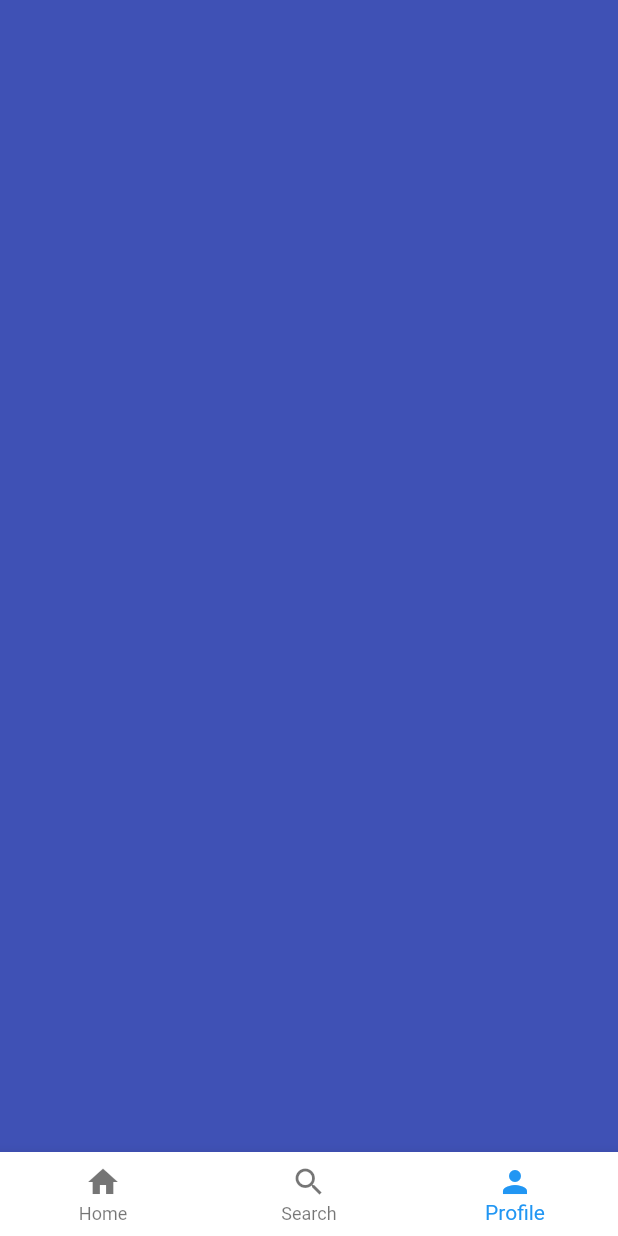
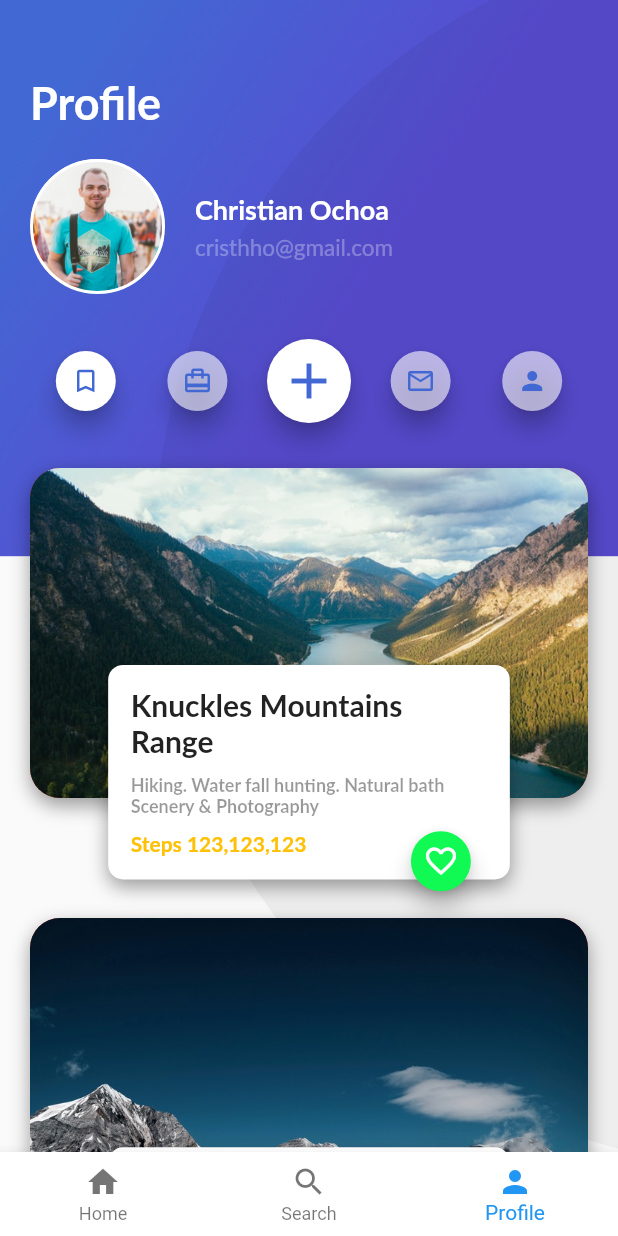
Before and after one commit to Cristhho/platzi-trips-flutter, a Flutter app: the screen it shows after launch, item 3 of the bottom bar chosen, on a phone screen of 412 x 824 dp. Run offline on Flutter 3.47's test engine with Material 2 defaults, Android fonts, the phone set to English and light mode, and no system bars; Roboto replaces fonts that are missing (Lato).

Commit message:
profile screen and widgets

```diff
--- /dev/null
+++ b/lib/place/model/place.dart
@@ -0,0 +1,8 @@
+class Place {
+  String name;
+  String where;
+  String type;
+  String steps;
+
+  Place(this.name, this.where, this.type, this.steps);
+}
--- a/lib/user/ui/screens/profile.dart
+++ b/lib/user/ui/screens/profile.dart
@@ -1,10 +1,23 @@
 import 'package:flutter/material.dart';
+import 'profile_header.dart';
+import '../widgets/profile_background.dart';
+import '../widgets/profile_places_list.dart';
 
 class Profile extends StatelessWidget {
+
   @override
   Widget build(BuildContext context) {
-    return Container(
-      color: Colors.indigo,
+    return Stack(
+      children: <Widget>[
+        ProfileBackground(),
+        ListView(
+          children: <Widget>[
+            ProfileHeader(),
+            ProfilePlacesList()
+
+          ],
+        ),
+      ],
     );
   }
 
--- /dev/null
+++ b/lib/user/ui/screens/profile_header.dart
@@ -0,0 +1,39 @@
+import 'package:flutter/material.dart';
+import '../widgets/user_info.dart';
+import '../widgets/button_bar.dart';
+
+class ProfileHeader extends StatelessWidget {
+  @override
+  Widget build(BuildContext context) {
+
+    final title = Text(
+      'Profile',
+      style: TextStyle(
+          fontFamily: 'Lato',
+          color: Colors.white,
+          fontWeight: FontWeight.bold,
+          fontSize: 30.0
+      ),
+    );
+
+    return Container(
+      margin: EdgeInsets.only(
+          left: 20.0,
+          right: 20.0,
+          top: 50.0
+      ),
+      child: Column(
+        children: <Widget>[
+          Row(
+            children: <Widget>[
+              title
+            ],
+          ),
+          UserInfo('assets/img/people.jpg', 'Christian Ochoa','cristhho@gmail.com'),
+          ButtonsBar()
+        ],
+      ),
+    );
+  }
+
+}
--- /dev/null
+++ b/lib/user/ui/widgets/button_bar.dart
@@ -0,0 +1,25 @@
+import 'package:flutter/material.dart';
+import 'circle_button.dart';
+
+class ButtonsBar extends StatelessWidget {
+
+  @override
+  Widget build(BuildContext context) {
+    return Padding(
+        padding: EdgeInsets.symmetric(
+            horizontal: 0.0,
+            vertical: 10.0
+        ),
+        child: Row(
+          children: <Widget>[
+            CircleButton(true, Icons.turned_in_not, 20.0, Color.fromRGBO(255, 255, 255, 1)),
+            CircleButton(true, Icons.card_travel, 20.0, Color.fromRGBO(255, 255, 255, 0.6)),
+            CircleButton(false, Icons.add, 40.0, Color.fromRGBO(255, 255, 255, 1)),
+            CircleButton(true, Icons.mail_outline, 20.0, Color.fromRGBO(255, 255, 255, 0.6)),
+            CircleButton(true, Icons.person, 20.0, Color.fromRGBO(255, 255, 255, 0.6))
+          ],
+        )
+    );
+  }
+
+}
--- /dev/null
+++ b/lib/user/ui/widgets/circle_button.dart
@@ -0,0 +1,39 @@
+import 'package:flutter/material.dart';
+
+class CircleButton extends StatefulWidget {
+  bool mini;
+  var icon;
+  double iconSize;
+  var color;
+
+  CircleButton(this.mini, this.icon, this.iconSize, this.color);
+
+  @override
+  State<StatefulWidget> createState() {
+    return _CircleButton();
+  }
+
+}
+
+class _CircleButton extends State<CircleButton> {
+
+  void onPressedButton() {
+
+  }
+
+  @override
+  Widget build(BuildContext context) {
+    return Expanded(
+        child: FloatingActionButton(
+          backgroundColor: widget.color,
+          mini: widget.mini,
+          onPressed: onPressedButton,
+          child: Icon(
+            widget.icon,
+            size: widget.iconSize,
+            color: Color(0xFF4268D3),
+          ),
+        )
+    );
+  }
+}
--- /dev/null
+++ b/lib/user/ui/widgets/profile_background.dart
@@ -0,0 +1,39 @@
+import 'package:flutter/material.dart';
+
+class ProfileBackground extends StatelessWidget {
+  @override
+  Widget build(BuildContext context) {
+    double screenHeight = MediaQuery.of(context).size.height;
+    double screenWidth = MediaQuery.of(context).size.width;
+
+    return Container(
+      width: screenWidth,
+      height: screenHeight  * 0.45,
+      decoration: BoxDecoration(
+          gradient: LinearGradient(
+              colors: [
+                Color(0xFF4268D3),
+                Color(0xFF584CD1)
+              ],
+              begin: FractionalOffset(0.2, 0.0),
+              end: FractionalOffset(1.0, 0.6),
+              stops: [0.0, 0.6],
+              tileMode: TileMode.clamp
+          )
+      ),
+      child: FittedBox(
+        fit: BoxFit.none,
+        alignment: Alignment(-1.5, -0.8),
+        child: Container(
+          width: screenHeight,
+          height: screenHeight,
+          decoration: BoxDecoration(
+              color: Color.fromRGBO(0, 0, 0, 0.05),
+              borderRadius: BorderRadius.circular(screenHeight / 2)
+          ),
+        ),
+      ),
+    );
+  }
+
+}
--- /dev/null
+++ b/lib/user/ui/widgets/profile_place.dart
@@ -0,0 +1,47 @@
+import 'package:flutter/material.dart';
+import '../../../place/model/place.dart';
+import 'profile_place_info.dart';
+
+class ProfilePlace extends StatelessWidget {
+
+  String image;
+  Place place;
+
+  ProfilePlace(this.image, this.place);
+
+  @override
+  Widget build(BuildContext context) {
+
+    final photoCard = Container(
+      margin: EdgeInsets.only(
+          top: 10.0,
+          bottom: 70.0
+      ),
+      height: 220.0,
+      decoration: BoxDecoration(
+          image: DecorationImage(
+              fit: BoxFit.cover,
+              image: AssetImage(image)
+          ),
+          borderRadius: BorderRadius.all(Radius.circular(20.0)),
+          color: Colors.red,
+          boxShadow: <BoxShadow>[
+            BoxShadow(
+                color: Colors.black38,
+                blurRadius: 10.0,
+                offset: Offset(0.0, 5.0)
+            )
+          ]
+      ),
+    );
+
+    return Stack(
+      alignment: Alignment(0.0, 0.8),
+      children: <Widget>[
+        photoCard,
+        ProfilePlaceInfo(place)
+      ],
+    );
+  }
+
+}
--- /dev/null
+++ b/lib/user/ui/widgets/profile_place_info.dart
@@ -0,0 +1,98 @@
+import 'package:flutter/material.dart';
+import '../../../place/model/place.dart';
+import '../../../widgets/floating_action_button_green.dart';
+
+class ProfilePlaceInfo extends StatelessWidget {
+
+  Place place;
+
+  ProfilePlaceInfo(this.place);
+
+  @override
+  Widget build(BuildContext context) {
+    double screenWidth = MediaQuery.of(context).size.width;
+
+    final place = Text(
+      this.place.name,
+      style: TextStyle(
+          fontFamily: 'Lato',
+          fontSize: 20.0,
+          fontWeight: FontWeight.bold
+      ),
+    );
+
+    final placeInfo = Padding(
+        padding: EdgeInsets.symmetric(
+            vertical: 10.0
+        ),
+        child: Column(
+            crossAxisAlignment: CrossAxisAlignment.start,
+            children: <Widget>[
+              Text(
+                this.place.where,
+                style: TextStyle(
+                    color: Color.fromRGBO(0, 0, 0, 0.4),
+                    fontFamily: 'Lato',
+                    fontSize: 12.0,
+                    fontWeight: FontWeight.bold
+                ),
+              ),
+              Text(
+                this.place.type,
+                style: TextStyle(
+                    color: Color.fromRGBO(0, 0, 0, 0.4),
+                    fontFamily: 'Lato',
+                    fontSize: 12.0,
+                    fontWeight: FontWeight.bold
+                ),
+              )
+            ]
+        )
+    );
+
+    final steps = Text(
+      'Steps ${this.place.steps}',
+      style: TextStyle(
+          fontFamily: 'Lato',
+          fontSize: 14.0,
+          fontWeight: FontWeight.bold,
+          color: Colors.amber
+      ),
+    );
+
+    final card = Container(
+      width: screenWidth * 0.65,
+      decoration: BoxDecoration(
+          borderRadius: BorderRadius.all(Radius.circular(10.0)),
+          color: Colors.white,
+          boxShadow: <BoxShadow>[
+            BoxShadow(
+                color: Colors.black38,
+                blurRadius: 10.0,
+                offset: Offset(0.0, 5.0)
+            )
+          ]
+      ),
+      child: Padding(
+          padding: EdgeInsets.all(15.0),
+          child: Column(
+            crossAxisAlignment: CrossAxisAlignment.start,
+            children: <Widget>[
+              place,
+              placeInfo,
+              steps
+            ],
+          )
+      ),
+    );
+
+    return Stack(
+      alignment: Alignment(0.8, 1.25),
+      children: <Widget>[
+        card,
+        FloatingActionButtonGreen()
+      ],
+    );
+  }
+
+}
--- /dev/null
+++ b/lib/user/ui/widgets/profile_places_list.dart
@@ -0,0 +1,28 @@
+import 'package:flutter/material.dart';
+import 'profile_place.dart';
+import '../../../place/model/place.dart';
+
+class ProfilePlacesList extends StatelessWidget {
+
+  Place place = new Place('Knuckles Mountains Range', 'Hiking. Water fall hunting. Natural bath', 'Scenery & Photography', '123,123,123');
+  Place place2 = new Place('Mountains', 'Hiking. Water fall hunting. Natural bath', 'Scenery & Photography', '321,321,321');
+
+  @override
+  Widget build(BuildContext context) {
+    return Container(
+      margin: EdgeInsets.only(
+          top: 10.0,
+          left: 20.0,
+          right: 20.0,
+          bottom: 10.0
+      ),
+      child: Column(
+        children: <Widget>[
+          ProfilePlace('assets/img/river.jpeg', place),
+          ProfilePlace('assets/img/mountain.jpeg', place2),
+        ],
+      ),
+    );
+  }
+
+}
--- /dev/null
+++ b/lib/user/ui/widgets/user_info.dart
@@ -0,0 +1,76 @@
+import 'package:flutter/material.dart';
+
+class UserInfo extends StatelessWidget {
+
+  String imgProfile;
+  String name;
+  String email;
+
+  UserInfo(this.imgProfile, this.name, this.email);
+
+  @override
+  Widget build(BuildContext context) {
+
+    final userPhoto = Container(
+      width: 90.0,
+      height: 90.0,
+      margin: EdgeInsets.only(
+          right: 20.0
+      ),
+      decoration: BoxDecoration(
+          border: Border.all(
+              color: Colors.white,
+              width: 2.0,
+              style: BorderStyle.solid
+          ),
+          shape: BoxShape.circle,
+          image: DecorationImage(
+              fit: BoxFit.cover,
+              image: AssetImage(imgProfile)
+          )
+      ),
+    );
+
+    final userInfo = Column(
+      crossAxisAlignment: CrossAxisAlignment.start,
+      children: <Widget>[
+        Container(
+            margin: EdgeInsets.only(
+                bottom: 5.0
+            ),
+            child: Text(
+                name,
+                style: TextStyle(
+                  fontSize: 18.0,
+                  fontWeight: FontWeight.bold,
+                  color: Colors.white,
+                  fontFamily: 'Lato',
+                )
+            )
+        ),
+        Text(
+            email,
+            style: TextStyle(
+                fontSize: 15.0,
+                color: Colors.white30,
+                fontFamily: 'Lato'
+            )
+        ),
+      ],
+    );
+
+    return Container(
+      margin: EdgeInsets.symmetric(
+          vertical: 20.0,
+          horizontal: 0.0
+      ),
+      child: Row(
+        children: <Widget>[
+          userPhoto,
+          userInfo
+        ],
+      ),
+    );
+  }
+
+}
```
